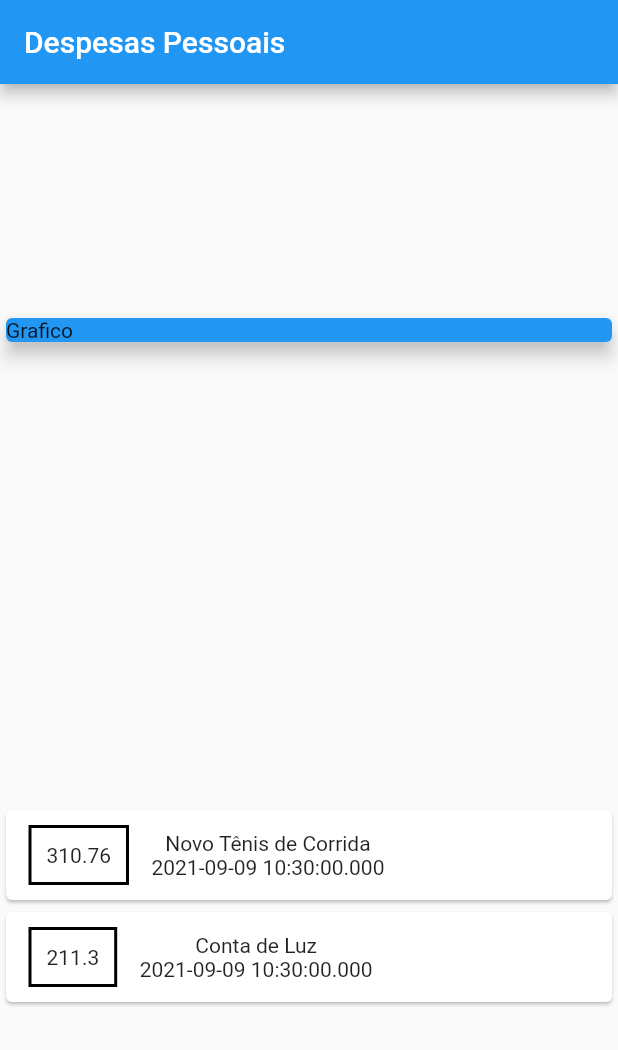
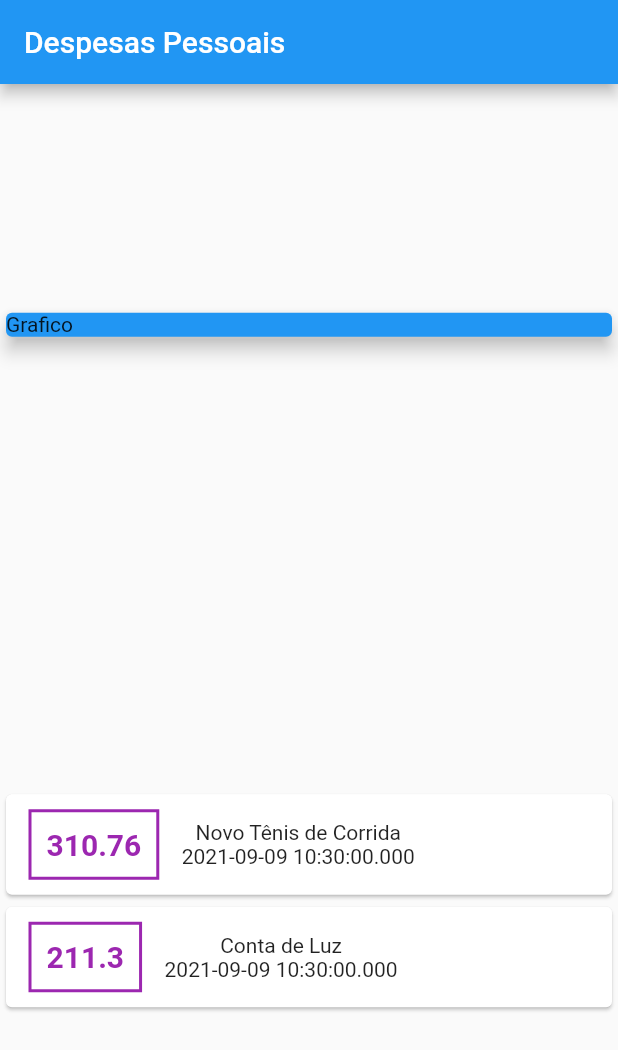
Before and after one commit to mbj-junior/Estudo-Flutter, a Flutter app: the screen it shows after launch, on a phone screen of 412 x 824 dp. Shown: the top 1050 px of the screen. Run offline on Flutter 3.47's test engine with Material 2 defaults, Android fonts, the phone set to English and light mode, and no system bars.

Commit message:
style: altera cor do texto valor e do borda

```diff
--- a/expenses/lib/main.dart
+++ b/expenses/lib/main.dart
@@ -56,12 +56,18 @@ class MyHomePage extends StatelessWidget {
                     ),
                     decoration: BoxDecoration(
                       border: Border.all(
-                        color: Colors.black,
+                        color: Colors.purple,
                         width: 2,
                       ),
                     ),
                     padding: EdgeInsets.all(10),
-                    child: Text(tr.value.toString()),
+                    child: Text(
+                      tr.value.toString(),
+                      style: TextStyle(
+                          fontWeight: FontWeight.bold,
+                          fontSize: 20,
+                          color: Colors.purple),
+                    ),
                   ),
                   Column(
                     children: <Widget>[
```
